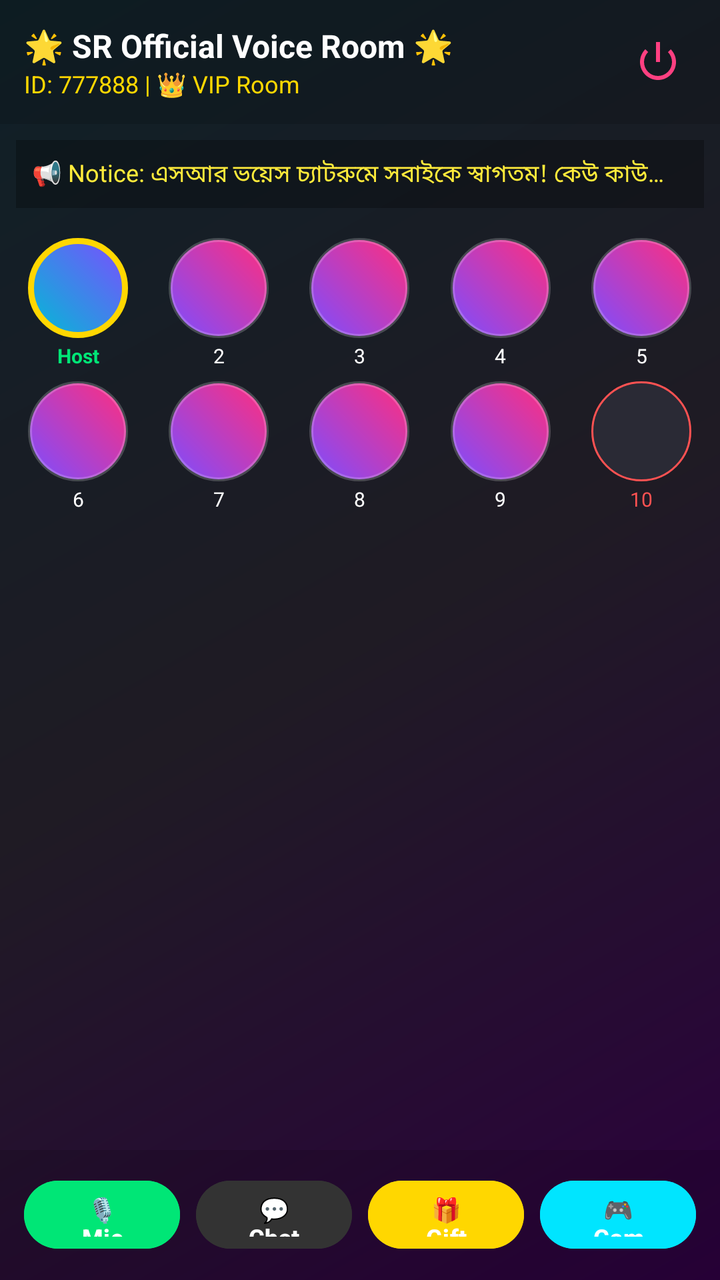
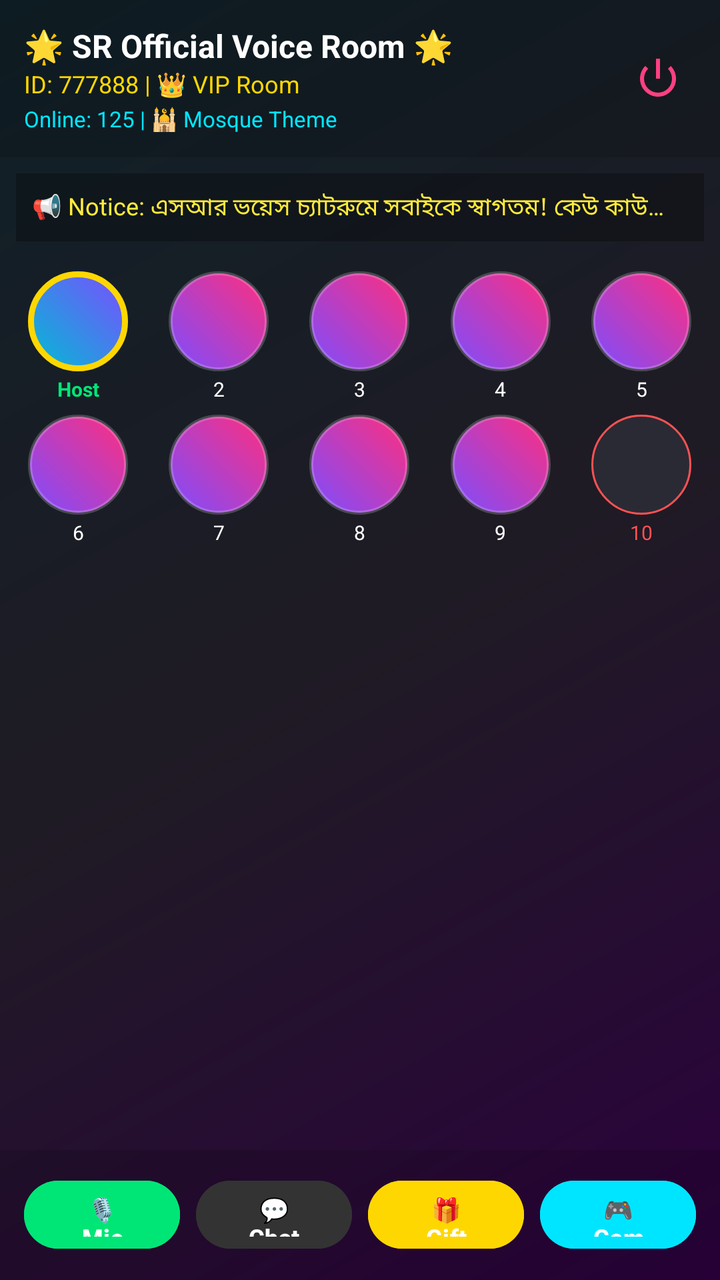

An Android layout rendered at two revisions. The XML below is the earlier revision; the diff shows what the commit changed to produce the second picture.
<!-- AndroidManifest.xml: application theme Theme.SRVoiceChat -->
<!-- res/layout/activity_voice_room.xml -->
<?xml version="1.0" encoding="utf-8"?>
<LinearLayout xmlns:android="http://schemas.android.com/apk/res/android"
    android:layout_width="match_parent"
    android:layout_height="match_parent"
    android:orientation="vertical"
    android:background="@drawable/voice_room_bg">

    
    <LinearLayout
        android:layout_width="match_parent"
        android:layout_height="wrap_content"
        android:orientation="horizontal"
        android:padding="12dp"
        android:gravity="center_vertical"
        android:background="#22000000">

        <LinearLayout
            android:layout_width="0dp"
            android:layout_height="wrap_content"
            android:layout_weight="1"
            android:orientation="vertical">

            <TextView
                android:layout_width="wrap_content"
                android:layout_height="wrap_content"
                android:text="🌟 SR Official Voice Room 🌟"
                android:textColor="#FFFFFF"
                android:textSize="16sp"
                android:textStyle="bold" />

            <TextView
                android:layout_width="wrap_content"
                android:layout_height="wrap_content"
                android:text="ID: 777888 | 👑 VIP Room"
                android:textColor="#FFD700"
                android:textSize="12sp" />
        </LinearLayout>

        
        <ImageButton
            android:id="@+id/btnPower"
            android:layout_width="38dp"
            android:layout_height="38dp"
            android:background="?attr/selectableItemBackgroundBorderless"
            android:src="@android:drawable/ic_lock_power_off"
            android:tint="#FF4081"
            android:contentDescription="Power Button" />
    </LinearLayout>

    
    <TextView
        android:layout_width="match_parent"
        android:layout_height="wrap_content"
        android:text="📢 Notice: এসআর ভয়েস চ্যাটরুমে সবাইকে স্বাগতম! কেউ কাউকে অশ্লীল গালিগালাজ করবেন না।"
        android:textColor="#FFEB3B"
        android:textSize="12sp"
        android:padding="8dp"
        android:background="#44000000"
        android:layout_margin="8dp"
        android:maxLines="1"
        android:ellipsize="end"/>

    
    <GridLayout
        android:layout_width="match_parent"
        android:layout_height="0dp"
        android:layout_weight="1"
        android:columnCount="5"
        android:padding="4dp"
        android:alignmentMode="alignMargins"
        android:columnOrderPreserved="false"
        android:gravity="center">

        
        <LinearLayout
            android:layout_width="0dp"
            android:layout_height="wrap_content"
            android:layout_columnWeight="1"
            android:orientation="vertical"
            android:gravity="center"
            android:layout_margin="3dp">
            <View android:id="@+id/seat1" android:layout_width="50dp" android:layout_height="50dp" android:background="@drawable/seat_circle_active"/>
            <TextView android:layout_width="wrap_content" android:layout_height="wrap_content" android:text="Host" android:textColor="#00E676" android:textSize="10sp" android:textStyle="bold" android:layout_marginTop="2dp"/>
        </LinearLayout>

        
        <LinearLayout
            android:layout_width="0dp"
            android:layout_height="wrap_content"
            android:layout_columnWeight="1"
            android:orientation="vertical"
            android:gravity="center"
            android:layout_margin="3dp">
            <View android:id="@+id/seat2" android:layout_width="50dp" android:layout_height="50dp" android:background="@drawable/seat_circle_normal"/>
            <TextView android:layout_width="wrap_content" android:layout_height="wrap_content" android:text="2" android:textColor="#FFFFFF" android:textSize="10sp" android:layout_marginTop="2dp"/>
        </LinearLayout>

        
        <LinearLayout
            android:layout_width="0dp"
            android:layout_height="wrap_content"
            android:layout_columnWeight="1"
            android:orientation="vertical"
            android:gravity="center"
            android:layout_margin="3dp">
            <View android:id="@+id/seat3" android:layout_width="50dp" android:layout_height="50dp" android:background="@drawable/seat_circle_normal"/>
            <TextView android:layout_width="wrap_content" android:layout_height="wrap_content" android:text="3" android:textColor="#FFFFFF" android:textSize="10sp" android:layout_marginTop="2dp"/>
        </LinearLayout>

        
        <LinearLayout
            android:layout_width="0dp"
            android:layout_height="wrap_content"
            android:layout_columnWeight="1"
            android:orientation="vertical"
            android:gravity="center"
            android:layout_margin="3dp">
            <View android:id="@+id/seat4" android:layout_width="50dp" android:layout_height="50dp" android:background="@drawable/seat_circle_normal"/>
            <TextView android:layout_width="wrap_content" android:layout_height="wrap_content" android:text="4" android:textColor="#FFFFFF" android:textSize="10sp" android:layout_marginTop="2dp"/>
        </LinearLayout>

        
        <LinearLayout
            android:layout_width="0dp"
            android:layout_height="wrap_content"
            android:layout_columnWeight="1"
            android:orientation="vertical"
            android:gravity="center"
            android:layout_margin="3dp">
            <View android:id="@+id/seat5" android:layout_width="50dp" android:layout_height="50dp" android:background="@drawable/seat_circle_normal"/>
            <TextView android:layout_width="wrap_content" android:layout_height="wrap_content" android:text="5" android:textColor="#FFFFFF" android:textSize="10sp" android:layout_marginTop="2dp"/>
        </LinearLayout>

        
        <LinearLayout
            android:layout_width="0dp"
            android:layout_height="wrap_content"
            android:layout_columnWeight="1"
            android:orientation="vertical"
            android:gravity="center"
            android:layout_margin="3dp">
            <View android:id="@+id/seat6" android:layout_width="50dp" android:layout_height="50dp" android:background="@drawable/seat_circle_normal"/>
            <TextView android:layout_width="wrap_content" android:layout_height="wrap_content" android:text="6" android:textColor="#FFFFFF" android:textSize="10sp" android:layout_marginTop="2dp"/>
        </LinearLayout>

        
        <LinearLayout
            android:layout_width="0dp"
            android:layout_height="wrap_content"
            android:layout_columnWeight="1"
            android:orientation="vertical"
            android:gravity="center"
            android:layout_margin="3dp">
            <View android:id="@+id/seat7" android:layout_width="50dp" android:layout_height="50dp" android:background="@drawable/seat_circle_normal"/>
            <TextView android:layout_width="wrap_content" android:layout_height="wrap_content" android:text="7" android:textColor="#FFFFFF" android:textSize="10sp" android:layout_marginTop="2dp"/>
        </LinearLayout>

        
        <LinearLayout
            android:layout_width="0dp"
            android:layout_height="wrap_content"
            android:layout_columnWeight="1"
            android:orientation="vertical"
            android:gravity="center"
            android:layout_margin="3dp">
            <View android:id="@+id/seat8" android:layout_width="50dp" android:layout_height="50dp" android:background="@drawable/seat_circle_normal"/>
            <TextView android:layout_width="wrap_content" android:layout_height="wrap_content" android:text="8" android:textColor="#FFFFFF" android:textSize="10sp" android:layout_marginTop="2dp"/>
        </LinearLayout>

        
        <LinearLayout
            android:layout_width="0dp"
            android:layout_height="wrap_content"
            android:layout_columnWeight="1"
            android:orientation="vertical"
            android:gravity="center"
            android:layout_margin="3dp">
            <View android:id="@+id/seat9" android:layout_width="50dp" android:layout_height="50dp" android:background="@drawable/seat_circle_normal"/>
            <TextView android:layout_width="wrap_content" android:layout_height="wrap_content" android:text="9" android:textColor="#FFFFFF" android:textSize="10sp" android:layout_marginTop="2dp"/>
        </LinearLayout>

        
        <LinearLayout
            android:layout_width="0dp"
            android:layout_height="wrap_content"
            android:layout_columnWeight="1"
            android:orientation="vertical"
            android:gravity="center"
            android:layout_margin="3dp">
            <View android:id="@+id/seat10" android:layout_width="50dp" android:layout_height="50dp" android:background="@drawable/seat_circle_locked"/>
            <TextView android:layout_width="wrap_content" android:layout_height="wrap_content" android:text="10" android:textColor="#FF5252" android:textSize="10sp" android:layout_marginTop="2dp"/>
        </LinearLayout>

    </GridLayout>

    
    <LinearLayout
        android:layout_width="match_parent"
        android:layout_height="65dp"
        android:orientation="horizontal"
        android:background="#22000000"
        android:gravity="center"
        android:paddingHorizontal="8dp">

        
        <Button
            android:id="@+id/btnMicToggle"
            android:layout_width="0dp"
            android:layout_height="42dp"
            android:layout_weight="1"
            android:text="🎙️ Mic"
            android:textColor="#FFFFFF"
            android:textSize="12sp"
            android:backgroundTint="#00E676"
            android:layout_marginHorizontal="4dp"
            android:textStyle="bold"/>

        
        <Button
            android:id="@+id/btnChatOption"
            android:layout_width="0dp"
            android:layout_height="42dp"
            android:layout_weight="1"
            android:text="💬 Chat"
            android:textColor="#FFFFFF"
            android:textSize="12sp"
            android:backgroundTint="#333333"
            android:layout_marginHorizontal="4dp"
            android:textStyle="bold"/>

        
        <Button
            android:id="@+id/btnGiftBox"
            android:layout_width="0dp"
            android:layout_height="42dp"
            android:layout_weight="1"
            android:text="🎁 Gift"
            android:textColor="#FFFFFF"
            android:textSize="12sp"
            android:backgroundTint="#FFD700"
            android:layout_marginHorizontal="4dp"
            android:textStyle="bold"/>

        
        <Button
            android:id="@+id/btnGameBox"
            android:layout_width="0dp"
            android:layout_height="42dp"
            android:layout_weight="1"
            android:text="🎮 Game"
            android:textColor="#FFFFFF"
            android:textSize="12sp"
            android:backgroundTint="#00E5FF"
            android:layout_marginHorizontal="4dp"
            android:textStyle="bold"/>

    </LinearLayout>

</LinearLayout>
<!-- resources referenced by this layout -->
<resources>
  <!-- drawable seat_circle_active (drawable) -->
  <?xml version="1.0" encoding="utf-8"?>
  <shape xmlns:android="http://schemas.android.com/apk/res/android" android:shape="oval">
      <gradient android:startColor="#00BCD4" android:endColor="#7C4DFF" android:angle="45"/>
      <stroke android:width="3dp" android:color="#FFD700"/>
  </shape>
  <!-- drawable seat_circle_locked (drawable) -->
  <?xml version="1.0" encoding="utf-8"?>
  <shape xmlns:android="http://schemas.android.com/apk/res/android" android:shape="oval">
      <solid android:color="#2A2A35"/>
      <stroke android:width="1dp" android:color="#FF5252"/>
  </shape>
  <!-- drawable seat_circle_normal (drawable) -->
  <?xml version="1.0" encoding="utf-8"?>
  <shape xmlns:android="http://schemas.android.com/apk/res/android" android:shape="oval">
      <gradient android:startColor="#7C4DFF" android:endColor="#FF2E7E" android:angle="45"/>
      <stroke android:width="2dp" android:color="#33FFFFFF"/>
  </shape>
  <!-- drawable voice_room_bg (drawable) -->
  <?xml version="1.0" encoding="utf-8"?>
  <shape xmlns:android="http://schemas.android.com/apk/res/android">
      <gradient
          android:angle="135"
          android:startColor="#2C003E"
          android:centerColor="#1F1B24"
          android:endColor="#0F2027"
          android:type="linear" />
  </shape>
  <style name="Theme.SRVoiceChat" parent="Theme.Material3.DayNight.NoActionBar">
          <item name="colorPrimary">#FF4081</item>
          <item name="android:statusBarColor">#FF4081</item>
          <item name="android:windowLightStatusBar">true</item>
      </style>
</resources>

<!-- the commit's change to res/layout/activity_voice_room.xml (unified diff, before → after) -->
@@ -34,6 +34,16 @@
                 android:text="ID: 777888 | 👑 VIP Room"
                 android:textColor="#FFD700"
                 android:textSize="12sp" />
+
+            <TextView
+                android:id="@+id/tvOnlineCount"
+                android:layout_width="wrap_content"
+                android:layout_height="wrap_content"
+                android:text="Online: 125 | 🕌 Mosque Theme"
+                android:textColor="#00E5FF"
+                android:textSize="11sp"
+                android:layout_marginTop="2dp" />
+
         </LinearLayout>
 
         
@@ -202,7 +212,6 @@
         android:gravity="center"
         android:paddingHorizontal="8dp">
 
-        
         <Button
             android:id="@+id/btnMicToggle"
             android:layout_width="0dp"
@@ -215,7 +224,6 @@
             android:layout_marginHorizontal="4dp"
             android:textStyle="bold"/>
 
-        
         <Button
             android:id="@+id/btnChatOption"
             android:layout_width="0dp"
@@ -228,7 +236,6 @@
             android:layout_marginHorizontal="4dp"
             android:textStyle="bold"/>
 
-        
         <Button
             android:id="@+id/btnGiftBox"
             android:layout_width="0dp"
@@ -241,7 +248,6 @@
             android:layout_marginHorizontal="4dp"
             android:textStyle="bold"/>
 
-        
         <Button
             android:id="@+id/btnGameBox"
             android:layout_width="0dp"
